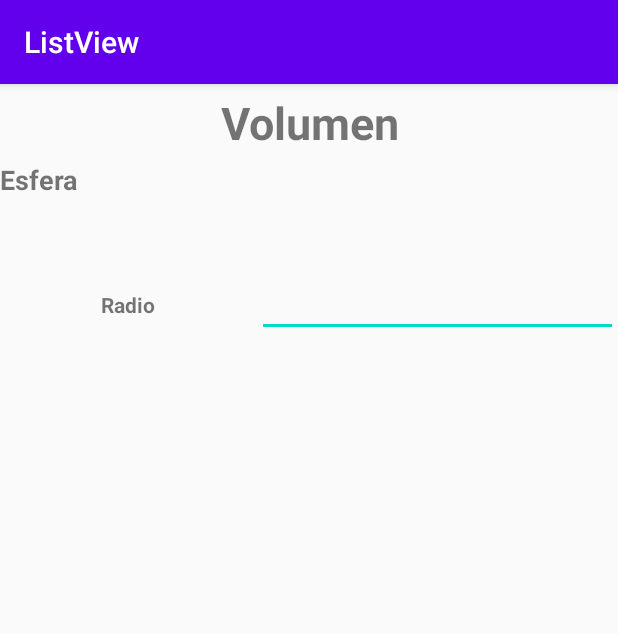
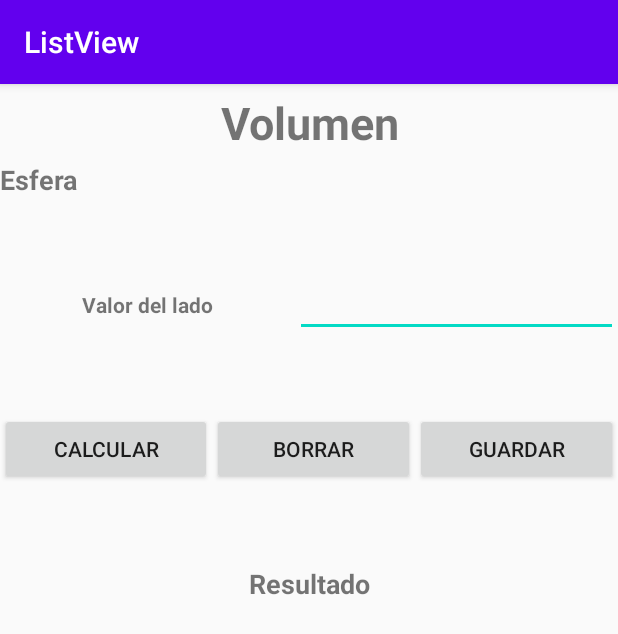
Before and after one commit to GermanVq/listview-android-studio, an Android app: the Cubo screen opened directly, with no data from a screen before it, on a phone screen of 412 x 824 dp. Shown: the top 634 px of the screen. Run offline under Robolectric (Android 15) with nearby library versions, the phone set to English and light mode, and no system bars.

```diff
--- a/app/src/main/res/layout/activity_cubo.xml
+++ b/app/src/main/res/layout/activity_cubo.xml
@@ -26,7 +26,7 @@
 
     <LinearLayout
         android:layout_width="match_parent"
-        android:layout_height="259dp"
+        android:layout_height="96dp"
         android:orientation="horizontal">
 
         <TextView
@@ -35,11 +35,11 @@
             android:layout_height="wrap_content"
             android:layout_weight="1"
             android:gravity="center"
-            android:text="@string/radio"
+            android:text="@string/valor"
             android:textStyle="bold" />
 
         <EditText
-            android:id="@+id/txtRadio2"
+            android:id="@+id/txtLado"
             android:layout_width="105dp"
             android:layout_height="wrap_content"
             android:layout_weight="1"
@@ -47,4 +47,57 @@
             android:gravity="center"
             android:inputType="numberDecimal" />
     </LinearLayout>
+
+    <LinearLayout
+        android:layout_width="match_parent"
+        android:layout_height="93dp"
+        android:orientation="horizontal">
+
+        <Button
+            android:id="@+id/btnCalcular"
+            android:layout_width="wrap_content"
+            android:layout_height="wrap_content"
+            android:layout_weight="1"
+            android:onClick="calcular"
+            android:text="@string/calcular" />
+
+        <Button
+            android:id="@+id/btnBorrar"
+            android:layout_width="wrap_content"
+            android:layout_height="wrap_content"
+            android:layout_weight="1"
+            android:onClick="limpiar"
+            android:text="@string/borrar" />
+
+        <Button
+            android:id="@+id/btnGuardar"
+            android:layout_width="wrap_content"
+            android:layout_height="wrap_content"
+            android:layout_weight="1"
+            android:onClick="guardar"
+            android:text="@string/guardar" />
+    </LinearLayout>
+
+    <LinearLayout
+        android:layout_width="match_parent"
+        android:layout_height="match_parent"
+        android:orientation="vertical">
+
+        <TextView
+            android:id="@+id/textView39"
+            android:layout_width="match_parent"
+            android:layout_height="41dp"
+            android:gravity="center"
+            android:text="@string/resultado"
+            android:textSize="18sp"
+            android:textStyle="bold" />
+
+        <TextView
+            android:id="@+id/lblResultado"
+            android:layout_width="match_parent"
+            android:layout_height="80dp"
+            android:gravity="center"
+            android:textSize="24sp"
+            android:textStyle="bold" />
+    </LinearLayout>
 </LinearLayout>
```
Also changed, not shown: app/src/main/java/com/example/listview/Cubo.java (+55 -1 lines).
